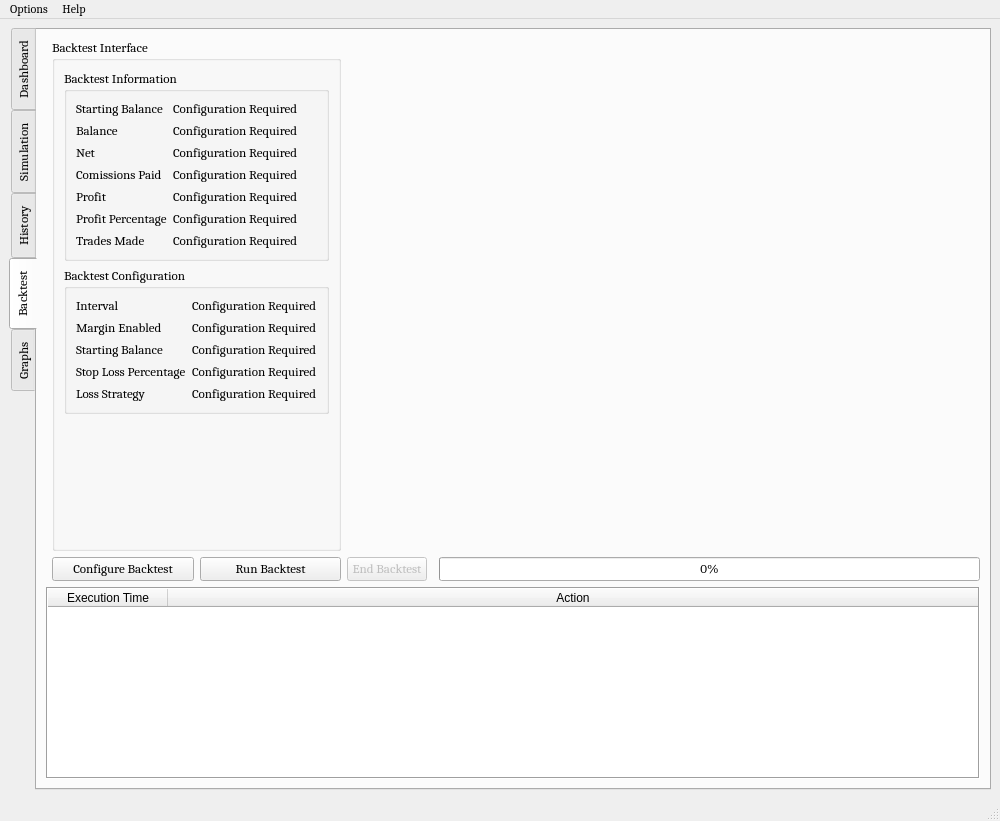
ZENALC/algobot, file UI/algobot.ui: the form before one commit.
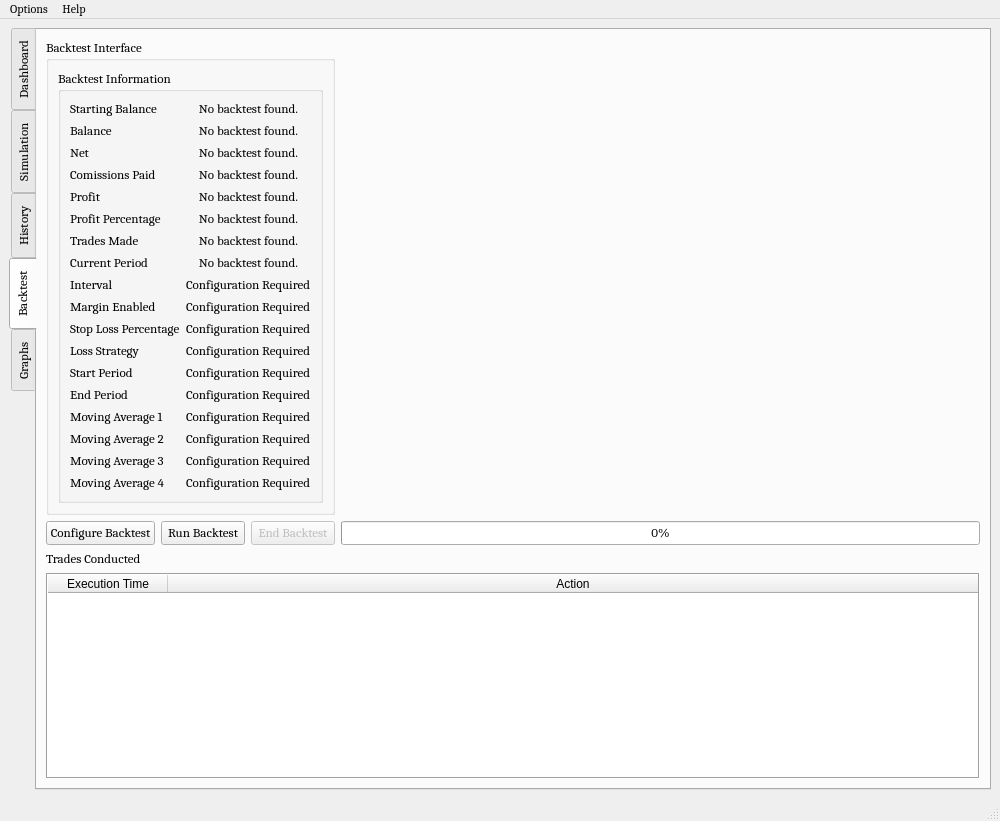
The form after the commit. Icons and pictures are not drawn. Custom widgets are drawn as their Qt base class.

Commit message: backtest logic updated

```diff
--- a/UI/algobot.ui
+++ b/UI/algobot.ui
@@ -1210,11 +1210,38 @@
        <attribute name="title">
         <string>Backtest</string>
        </attribute>
-       <layout class="QGridLayout" name="gridLayout_14">
-        <item row="2" column="0" colspan="6">
+       <layout class="QGridLayout" name="gridLayout_5">
+        <item row="1" column="1">
+         <widget class="QPushButton" name="runBacktestButton">
+          <property name="font">
+           <font>
+            <pointsize>10</pointsize>
+           </font>
+          </property>
+          <property name="text">
+           <string>Run Backtest</string>
+          </property>
+         </widget>
+        </item>
+        <item row="1" column="2">
+         <widget class="QPushButton" name="endBacktestButton">
+          <property name="enabled">
+           <bool>false</bool>
+          </property>
+          <property name="font">
+           <font>
+            <pointsize>10</pointsize>
+           </font>
+          </property>
+          <property name="text">
+           <string>End Backtest</string>
+          </property>
+         </widget>
+        </item>
+        <item row="3" column="0" colspan="4">
          <widget class="QTableWidget" name="backtestTable">
           <property name="sizePolicy">
-           <sizepolicy hsizetype="Preferred" vsizetype="Maximum">
+           <sizepolicy hsizetype="Preferred" vsizetype="Preferred">
             <horstretch>0</horstretch>
             <verstretch>0</verstretch>
            </sizepolicy>
@@ -1270,7 +1297,19 @@
           </column>
          </widget>
         </item>
-        <item row="1" column="5">
+        <item row="1" column="0">
+         <widget class="QPushButton" name="configureBacktestButton">
+          <property name="font">
+           <font>
+            <pointsize>10</pointsize>
+           </font>
+          </property>
+          <property name="text">
+           <string>Configure Backtest</string>
+          </property>
+         </widget>
+        </item>
+        <item row="1" column="3">
          <widget class="QProgressBar" name="backtestProgressBar">
           <property name="font">
            <font>
@@ -1291,46 +1330,7 @@
           </property>
          </widget>
         </item>
-        <item row="1" column="3">
-         <widget class="QPushButton" name="endBacktestButton">
-          <property name="enabled">
-           <bool>false</bool>
-          </property>
-          <property name="font">
-           <font>
-            <pointsize>10</pointsize>
-           </font>
-          </property>
-          <property name="text">
-           <string>End Backtest</string>
-          </property>
-         </widget>
-        </item>
-        <item row="1" column="2">
-         <widget class="QPushButton" name="runBacktestButton">
-          <property name="font">
-           <font>
-            <pointsize>10</pointsize>
-           </font>
-          </property>
-          <property name="text">
-           <string>Run Backtest</string>
-          </property>
-         </widget>
-        </item>
-        <item row="1" column="1">
-         <widget class="QPushButton" name="configureBacktestButton">
-          <property name="font">
-           <font>
-            <pointsize>10</pointsize>
-           </font>
-          </property>
-          <property name="text">
-           <string>Configure Backtest</string>
-          </property>
-         </widget>
-        </item>
-        <item row="0" column="1" colspan="2">
+        <item row="0" column="0" colspan="3">
          <widget class="QGroupBox" name="groupBox">
           <property name="sizePolicy">
            <sizepolicy hsizetype="Preferred" vsizetype="Preferred">
@@ -1345,11 +1345,16 @@
            <item>
             <widget class="QGroupBox" name="groupBox_2">
              <property name="sizePolicy">
-              <sizepolicy hsizetype="Preferred" vsizetype="Fixed">
+              <sizepolicy hsizetype="Preferred" vsizetype="Preferred">
                <horstretch>0</horstretch>
                <verstretch>0</verstretch>
               </sizepolicy>
              </property>
+             <property name="font">
+              <font>
+               <pointsize>10</pointsize>
+              </font>
+             </property>
              <property name="title">
               <string>Backtest Information</string>
              </property>
@@ -1364,7 +1369,10 @@
               <item row="0" column="1">
                <widget class="QLabel" name="label_2">
                 <property name="text">
-                 <string>Configuration Required</string>
+                 <string>No backtest found.</string>
+                </property>
+                <property name="alignment">
+                 <set>Qt::AlignCenter</set>
                 </property>
                </widget>
               </item>
@@ -1378,7 +1386,10 @@
               <item row="1" column="1">
                <widget class="QLabel" name="label_5">
                 <property name="text">
-                 <string>Configuration Required</string>
+                 <string>No backtest found.</string>
+                </property>
+                <property name="alignment">
+                 <set>Qt::AlignCenter</set>
                 </property>
                </widget>
               </item>
@@ -1392,7 +1403,10 @@
               <item row="2" column="1">
                <widget class="QLabel" name="label_6">
                 <property name="text">
-                 <string>Configuration Required</string>
+                 <string>No backtest found.</string>
+                </property>
+                <property name="alignment">
+                 <set>Qt::AlignCenter</set>
                 </property>
                </widget>
               </item>
@@ -1406,7 +1420,10 @@
               <item row="3" column="1">
                <widget class="QLabel" name="label_9">
                 <property name="text">
-                 <string>Configuration Required</string>
+                 <string>No backtest found.</string>
+                </property>
+                <property name="alignment">
+                 <set>Qt::AlignCenter</set>
                 </property>
                </widget>
               </item>
@@ -1420,7 +1437,10 @@
               <item row="4" column="1">
                <widget class="QLabel" name="label_11">
                 <property name="text">
-                 <string>Configuration Required</string>
+                 <string>No backtest found.</string>
+                </property>
+                <property name="alignment">
+                 <set>Qt::AlignCenter</set>
                 </property>
                </widget>
               </item>
@@ -1434,7 +1454,10 @@
               <item row="5" column="1">
                <widget class="QLabel" name="label_17">
                 <property name="text">
-                 <string>Configuration Required</string>
+                 <string>No backtest found.</string>
+                </property>
+                <property name="alignment">
+                 <set>Qt::AlignCenter</set>
                 </property>
                </widget>
               </item>
@@ -1448,90 +1471,165 @@
               <item row="6" column="1">
                <widget class="QLabel" name="label_16">
                 <property name="text">
-                 <string>Configuration Required</string>
+                 <string>No backtest found.</string>
+                </property>
+                <property name="alignment">
+                 <set>Qt::AlignCenter</set>
                 </property>
                </widget>
               </item>
-             </layout>
-            </widget>
-           </item>
-           <item>
-            <widget class="QGroupBox" name="groupBox_3">
-             <property name="sizePolicy">
-              <sizepolicy hsizetype="Preferred" vsizetype="Fixed">
-               <horstretch>0</horstretch>
-               <verstretch>0</verstretch>
-              </sizepolicy>
-             </property>
-             <property name="title">
-              <string>Backtest Configuration</string>
-             </property>
-             <layout class="QFormLayout" name="formLayout_4">
-              <item row="0" column="0">
-               <widget class="QLabel" name="label_15">
+              <item row="8" column="0">
+               <widget class="QLabel" name="backtestIntervalLabel">
                 <property name="text">
                  <string>Interval</string>
                 </property>
                </widget>
               </item>
-              <item row="0" column="1">
-               <widget class="QLabel" name="label_20">
+              <item row="8" column="1">
+               <widget class="QLabel" name="backtestInterval">
+                <property name="text">
+                 <string>Configuration Required</string>
+                </property>
+               </widget>
+              </item>
+              <item row="9" column="0">
+               <widget class="QLabel" name="backtestMarginEnabledLabel">
+                <property name="text">
+                 <string>Margin Enabled</string>
+                </property>
+               </widget>
+              </item>
+              <item row="9" column="1">
+               <widget class="QLabel" name="backtestMarginEnabled">
+                <property name="text">
+                 <string>Configuration Required</string>
+                </property>
+               </widget>
+              </item>
+              <item row="10" column="0">
+               <widget class="QLabel" name="backtestStopLossPercentageLabel">
+                <property name="text">
+                 <string>Stop Loss Percentage</string>
+                </property>
+               </widget>
+              </item>
+              <item row="10" column="1">
+               <widget class="QLabel" name="backtestStopLossPercentage">
                 <property name="text">
                  <string>Configuration Required</string>
                 </property>
                </widget>
               </item>
               <item row="11" column="0">
-               <widget class="QLabel" name="label_23">
+               <widget class="QLabel" name="backtestLossStrategyLabel">
                 <property name="text">
                  <string>Loss Strategy</string>
                 </property>
                </widget>
               </item>
               <item row="11" column="1">
-               <widget class="QLabel" name="label_25">
+               <widget class="QLabel" name="backtestLossStrategy">
                 <property name="text">
                  <string>Configuration Required</string>
                 </property>
                </widget>
               </item>
-              <item row="2" column="0">
-               <widget class="QLabel" name="label_14">
+              <item row="7" column="0">
+               <widget class="QLabel" name="backtestCurrentPeriodLabel">
                 <property name="text">
-                 <string>Margin Enabled</string>
+                 <string>Current Period</string>
                 </property>
                </widget>
               </item>
-              <item row="5" column="0">
-               <widget class="QLabel" name="label_18">
+              <item row="7" column="1">
+               <widget class="QLabel" name="backtestCurrentPeriod">
                 <property name="text">
-                 <string>Starting Balance</string>
+                 <string>No backtest found.</string>
                 </property>
+                <property name="alignment">
+                 <set>Qt::AlignCenter</set>
+                </property>
                </widget>
               </item>
-              <item row="5" column="1">
-               <widget class="QLabel" name="label_19">
+              <item row="12" column="0">
+               <widget class="QLabel" name="backtestStartPeriodLabel">
                 <property name="text">
+                 <string>Start Period</string>
+                </property>
+               </widget>
+              </item>
+              <item row="13" column="0">
+               <widget class="QLabel" name="backtestEndPeriodLabel">
+                <property name="text">
+                 <string>End Period</string>
+                </property>
+               </widget>
+              </item>
+              <item row="12" column="1">
+               <widget class="QLabel" name="backtestStartPeriod">
+                <property name="text">
                  <string>Configuration Required</string>
                 </property>
                </widget>
               </item>
-              <item row="8" column="0">
-               <widget class="QLabel" name="label_22">
+              <item row="13" column="1">
+               <widget class="QLabel" name="backtestEndPeriod">
                 <property name="text">
-                 <string>Stop Loss Percentage</string>
+                 <string>Configuration Required</string>
                 </property>
                </widget>
               </item>
-              <item row="8" column="1">
-               <widget class="QLabel" name="label_24">
+              <item row="14" column="0">
+               <widget class="QLabel" name="backtestMovingAverage1Label">
                 <property name="text">
+                 <string>Moving Average 1</string>
+                </property>
+               </widget>
+              </item>
+              <item row="15" column="0">
+               <widget class="QLabel" name="backtestMovingAverage2Label">
+                <property name="text">
+                 <string>Moving Average 2</string>
+                </property>
+               </widget>
+              </item>
+              <item row="14" column="1">
+               <widget class="QLabel" name="backtestMovingAverage1">
+                <property name="text">
                  <string>Configuration Required</string>
                 </property>
                </widget>
               </item>
-              <item row="2" column="1">
-               <widget class="QLabel" name="label_21">
+              <item row="15" column="1">
+               <widget class="QLabel" name="backtestMovingAverage2">
+                <property name="text">
+                 <string>Configuration Required</string>
+                </property>
+               </widget>
+              </item>
+              <item row="16" column="0">
+               <widget class="QLabel" name="backtestMovingAverage3Label">
+                <property name="text">
+                 <string>Moving Average 3</string>
+                </property>
+               </widget>
+              </item>
+              <item row="17" column="0">
+               <widget class="QLabel" name="backtestMovingAverage4Label">
+                <property name="text">
+                 <string>Moving Average 4</string>
+                </property>
+               </widget>
+              </item>
+              <item row="16" column="1">
+               <widget class="QLabel" name="backtestMovingAverage3">
+                <property name="text">
+                 <string>Configuration Required</string>
+                </property>
+               </widget>
+              </item>
+              <item row="17" column="1">
+               <widget class="QLabel" name="backtestMovingAverage4">
                 <property name="text">
                  <string>Configuration Required</string>
                 </property>
@@ -1540,23 +1638,10 @@
              </layout>
             </widget>
            </item>
-           <item>
-            <spacer name="verticalSpacer">
-             <property name="orientation">
-              <enum>Qt::Vertical</enum>
-             </property>
-             <property name="sizeHint" stdset="0">
-              <size>
-               <width>20</width>
-               <height>40</height>
-              </size>
-             </property>
-            </spacer>
-           </item>
           </layout>
          </widget>
         </item>
-        <item row="0" column="3" colspan="3">
+        <item row="0" column="3">
          <widget class="PlotWidget" name="backtestGraph" native="true">
           <property name="sizePolicy">
            <sizepolicy hsizetype="MinimumExpanding" vsizetype="Preferred">
@@ -1572,6 +1657,19 @@
           </property>
          </widget>
         </item>
+        <item row="2" column="0">
+         <widget class="QLabel" name="backtestTradesConductedLabel">
+          <property name="sizePolicy">
+           <sizepolicy hsizetype="Preferred" vsizetype="Fixed">
+            <horstretch>0</horstretch>
+            <verstretch>0</verstretch>
+           </sizepolicy>
+          </property>
+          <property name="text">
+           <string>Trades Conducted</string>
+          </property>
+         </widget>
+        </item>
        </layout>
       </widget>
       <widget class="QWidget" name="graphTab">
```
Left out of the diff: 30 changed lines with no effect on the pictures. The commit also changes 2 other files.
